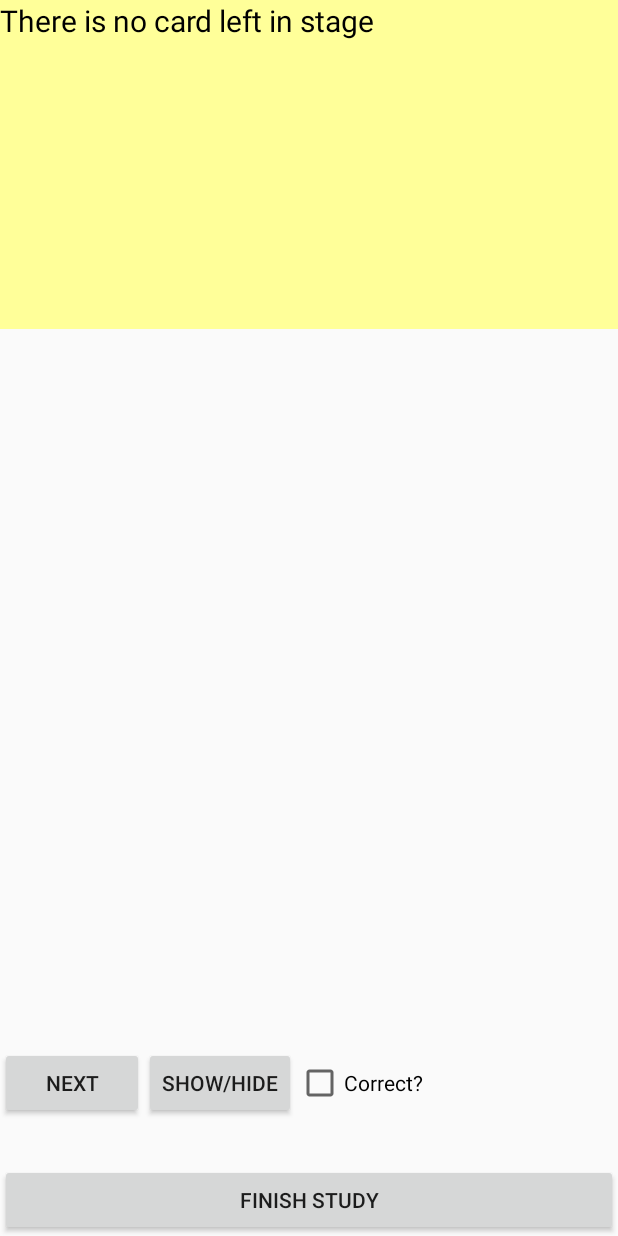
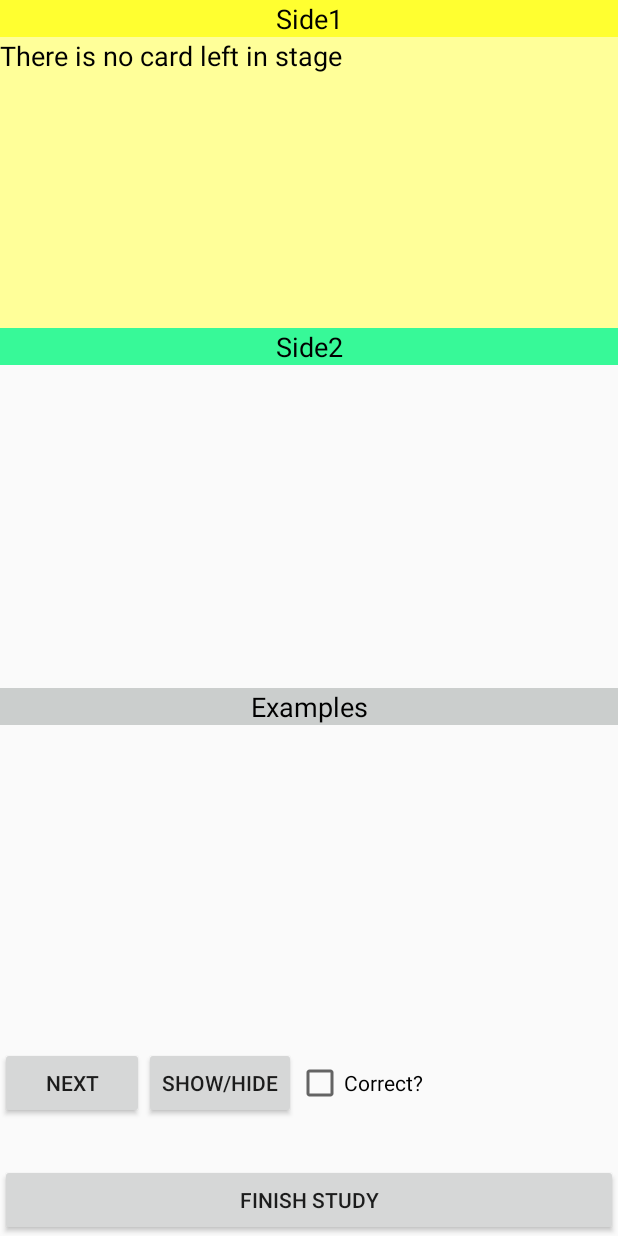
Before and after one commit to refigh/MyFlashQard, an Android app: the StudyActivity screen opened directly, with no data from a screen before it, after a tap on "NEXT", on a phone screen of 412 x 824 dp. Run offline under Robolectric (Android 15) with nearby library versions, the phone set to English and light mode, and no system bars.

Commit message:
1-correct checkbox auto uncheck 2-scrollbar added 3-font and color made better

```diff
--- a/app/src/main/java/com/hamze/myflashqard/StudyActivity.java
+++ b/app/src/main/java/com/hamze/myflashqard/StudyActivity.java
@@ -5,6 +5,7 @@ import android.os.Build;
 import android.os.Bundle;
 import android.text.Html;
 import android.text.Spanned;
+import android.text.method.ScrollingMovementMethod;
 import android.view.View;
 import android.webkit.WebView;
 import android.widget.Button;
@@ -60,12 +61,16 @@ public class StudyActivity extends Activity {
 
         //text boxes
         textView_side1 = (TextView) findViewById(R.id.textView_side1);
+        textView_side1.setMovementMethod(new ScrollingMovementMethod());
+
 
         //text boxes
         textView_side2 = (TextView) findViewById(R.id.textView_side2);
+        textView_side2.setMovementMethod(new ScrollingMovementMethod());
 
         //text boxes
         textView_example = (TextView) findViewById(R.id.textView_example);
+        textView_example.setMovementMethod(new ScrollingMovementMethod());
 
         //check box
         checkBox_correct = (CheckBox) findViewById(R.id.checkBox_correct);
@@ -152,7 +157,7 @@ public class StudyActivity extends Activity {
             }
 
 
-            //show a random card from stage 1, and remove it if it is correct!
+            //show a random card from stage 1
             int card_num = my_fc_col.stage_list[1].cards.size();
 
             if (card_num == 0) {
@@ -164,9 +169,9 @@ public class StudyActivity extends Activity {
                 Random rand = new Random();
                 ind = rand.nextInt(card_num); // 0 to card_num -1
                 card_temp = my_fc_col.stage_list[1].cards.get(ind);
-                string_side1 = "<div>Card Side 1:</div>" + card_temp.Text_of_First_Language;
-                string_side2 = "<div>Card Side 2:</div>" + card_temp.Text_of_Second_Language;
-                string_examp = "Examples:\n" + card_temp.Text_of_examples;
+                string_side1 = card_temp.Text_of_First_Language;
+                string_side2 = card_temp.Text_of_Second_Language;
+                string_examp = card_temp.Text_of_examples;
             }
 
 
@@ -181,8 +186,15 @@ public class StudyActivity extends Activity {
             }
 
             textView_side1.setText(html_side1);
+            textView_side1.scrollTo(0,0);
+
             textView_side2.setText(html_side2);
+            textView_side2.scrollTo(0,0);
+
             textView_example.setText(string_examp);
+            textView_example.scrollTo(0,0);
+
+            checkBox_correct.setChecked(false);
 
             //by default, 2nd side of card should be invisible
             textView_side2.setVisibility(TextView.INVISIBLE);
--- a/app/src/main/res/layout/activity_main.xml
+++ b/app/src/main/res/layout/activity_main.xml
@@ -174,7 +174,7 @@
                 android:layout_height="wrap_content"
                 android:ems="10"
                 android:inputType="textPersonName"
-                android:text="بدون اجازه منتشر نشود. نسخه 1.00" />
+                android:text="بدون اجازه منتشر نشود. نسخه 1.01" />
 
 
         </TableLayout>
--- a/app/src/main/res/layout/activity_study.xml
+++ b/app/src/main/res/layout/activity_study.xml
@@ -6,36 +6,68 @@
 
 
 
+    <TextView
+        android:id="@+id/textView_side1_title"
+        android:layout_width="match_parent"
+        android:layout_height="wrap_content"
+        android:text="Side1"
+        android:gravity="center"
+        android:background="#FFFF30"
+        android:textColor="#000"
+        android:textSize="18sp" />
 
     <TextView
         android:id="@+id/textView_side1"
         android:layout_width="match_parent"
         android:layout_height="match_parent"
         android:layout_weight="0.60"
-        android:text="TextView"
+        android:text="Press Next"
+        android:scrollbars="vertical"
         android:background="#FFFF99"
         android:textColor="#000"
-        android:textSize="20sp" />
+        android:textSize="18sp" />
+
+    <TextView
+        android:id="@+id/textView_side2_title"
+        android:layout_width="match_parent"
+        android:layout_height="wrap_content"
+        android:text="Side2"
+        android:gravity="center"
+        android:background="#37F998"
+        android:textColor="#000"
+        android:textSize="18sp" />
 
     <TextView
         android:id="@+id/textView_side2"
         android:layout_width="match_parent"
         android:layout_height="match_parent"
         android:layout_weight="0.58"
-        android:text="TextView"
+        android:text=""
+        android:scrollbars="vertical"
         android:background="#66FFB2"
         android:textColor="#000"
-        android:textSize="20sp" />
+        android:textSize="18sp" />
+
+    <TextView
+        android:id="@+id/textView_example_title"
+        android:layout_width="match_parent"
+        android:layout_height="wrap_content"
+        android:text="Examples"
+        android:gravity="center"
+        android:background="#CBCECD"
+        android:textColor="#000"
+        android:textSize="18sp" />
 
     <TextView
         android:id="@+id/textView_example"
         android:layout_width="match_parent"
         android:layout_height="match_parent"
         android:layout_weight="0.58"
-        android:text="TextView"
+        android:text=""
+        android:scrollbars="vertical"
         android:background="#DCDCDC"
         android:textColor="#000"
-        android:textSize="20sp" />
+        android:textSize="18sp" />
 
     <TableRow
         android:layout_width="match_parent"
```
